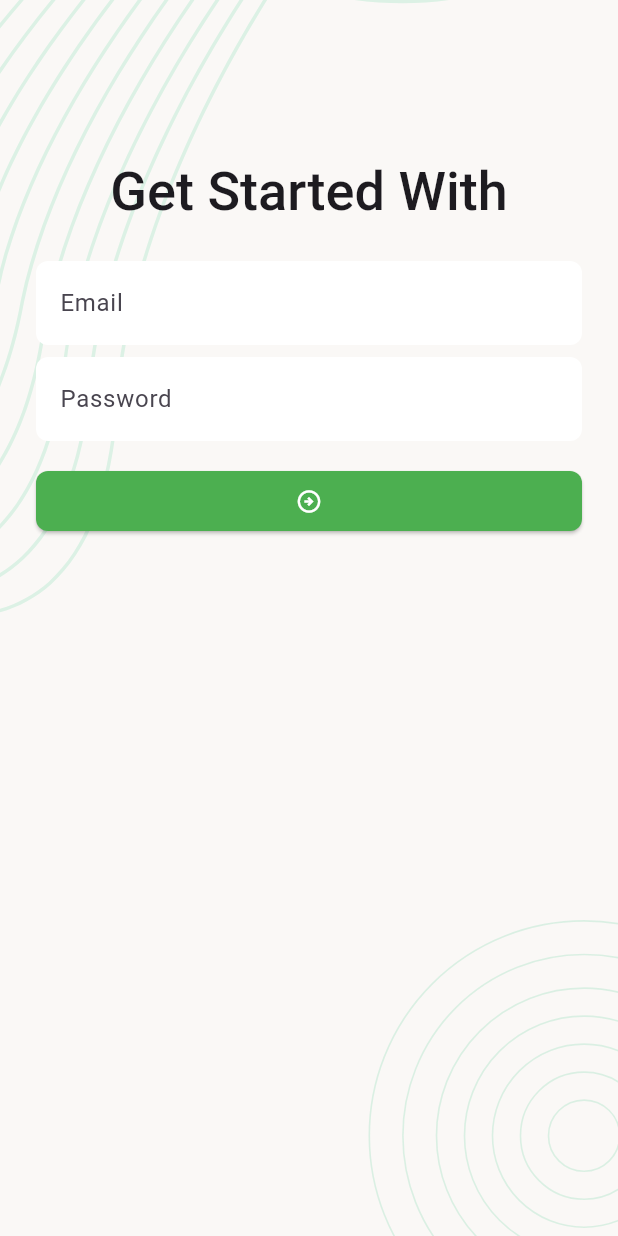
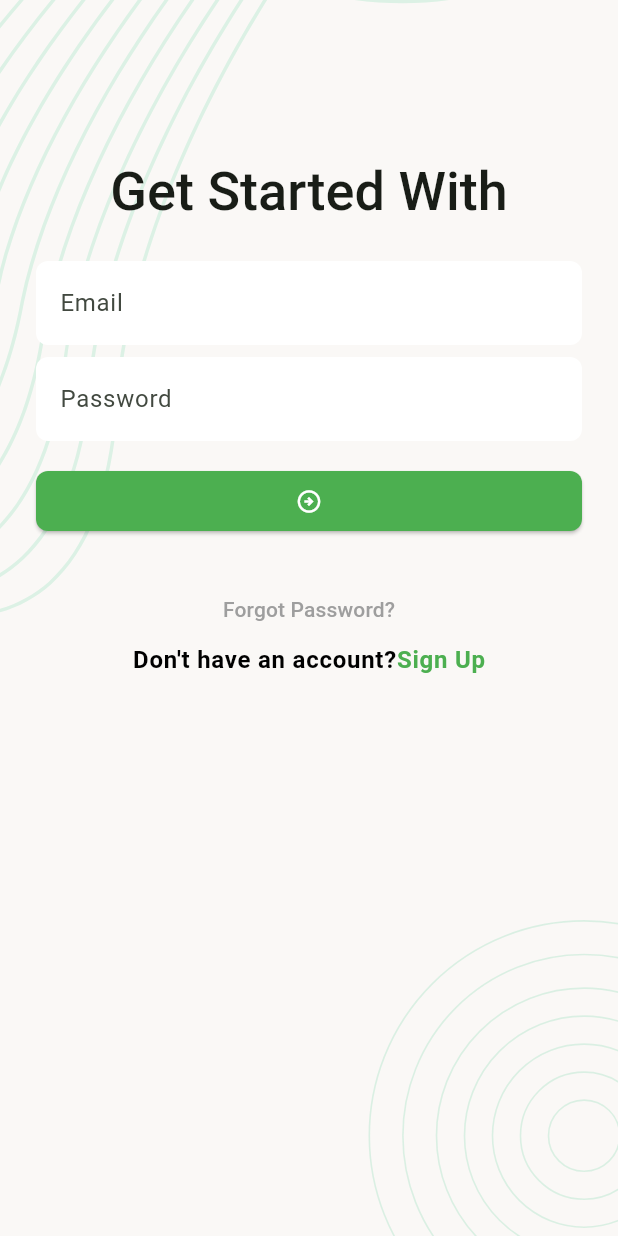
Before and after one commit to MahadiB2B/task-manager-App, a Flutter app: the screen it shows after launch, on a phone screen of 412 x 824 dp. Run offline on Flutter 3.47's test engine with Material 3 defaults, Android fonts, the phone set to English and light mode, and no system bars; our stand-ins replace flutter_svg.

Commit message:
exraact signup screen

```diff
--- a/lib/app.dart
+++ b/lib/app.dart
@@ -15,6 +15,7 @@ class _TaskManagerAppState extends State<TaskManagerApp> {
     return  MaterialApp(
       debugShowCheckedModeBanner: false,
       theme: ThemeData(
+        colorSchemeSeed: AppColors.themeColor,
         textTheme:const  TextTheme(),
         inputDecorationTheme: _inputDecorationTheme(),
         elevatedButtonTheme: _elevatedButtonThemeData(),
--- a/lib/ui/screens/sign_in_screen.dart
+++ b/lib/ui/screens/sign_in_screen.dart
@@ -1,5 +1,6 @@
 import 'package:flutter/cupertino.dart';
 import 'package:flutter/material.dart';
+import 'package:flutter/widgets.dart';
 import 'package:task_manager/ui/widgets/screen_background.dart';
 
 import '../utilis/app_colors.dart';
@@ -17,35 +18,33 @@ class _SignINScreenState extends State<SignINScreen> {
   Widget build(BuildContext context) {
     TextTheme textTheme = Theme.of(context).textTheme;
     return Scaffold(
+
       body: ScreenBackground(
         child: SingleChildScrollView(
           child: Padding(
             padding: const EdgeInsets.all(24),
             child: Column(
+
             children: [
               const SizedBox(height: 82,),
               Text("Get Started With",
                 style: textTheme.displaySmall?.copyWith
                   (fontWeight: FontWeight.w500),),
               const SizedBox(height: 24,),
-              TextFormField(
-                decoration:InputDecoration(
-                hintText: 'Email'
+              _buildSignInForm(),
+              const SizedBox(height:24),
+            Center(
+              child: Column(
+                children: [
+                  TextButton(
+                    onPressed: _onTapForgotPassword,
+                    child: const Text('Forgot Password?',
+              style:TextStyle(color: Colors.grey),),
                   ),
-                ),
-             const SizedBox(height: 8,),
-              TextFormField(
-                decoration: InputDecoration(
-                  hintText: 'Password'
-                ),
+                  _biuldSignUpSection()
+                ],
               ),
-
-              const SizedBox(height: 16),
-
-              ElevatedButton(
-
-                  onPressed: (){},
-                  child: Icon(Icons.arrow_circle_right_outlined))
+            ),
 
             ],
                   ),
@@ -53,4 +52,44 @@ class _SignINScreenState extends State<SignINScreen> {
         ),),
     );
   }
+void _onTapForgotPassword(){
+    //Todo: ON tap Forgot password
 }
+  Widget _biuldSignUpSection() {
+    return RichText(text: const TextSpan(
+                  style: TextStyle(
+                      color:Colors.black,
+                      fontWeight:FontWeight.w600,
+                      fontSize: 16,
+                      letterSpacing:0.5),
+                  text:"Don't have an account?",
+                  children:[TextSpan(text: 'Sign Up',
+                    style:TextStyle(color:AppColors.themeColor),),],
+                ),);
+  }
+
+  Widget _buildSignInForm() {
+    return Column(
+             children:[
+               TextFormField(
+                decoration:const InputDecoration(
+                    hintText: 'Email'
+                ),
+              ),
+              const SizedBox(height: 8,),
+              TextFormField(
+                decoration: const InputDecoration(
+                    hintText: 'Password'
+                ),
+              ),
+              const SizedBox(height: 16),
+              ElevatedButton(
+                  onPressed:_onTapNextButton,
+                  child: const Icon(Icons.arrow_circle_right_outlined)
+              ),]
+ );
+  }
+  void _onTapNextButton(){
+    //Todo: on Tap NextButton
+  }
+}
--- a/lib/ui/screens/splash_screen.dart
+++ b/lib/ui/screens/splash_screen.dart
@@ -30,8 +30,10 @@ void initState(){
   Widget build(BuildContext context) {
     return Scaffold(
       body: ScreenBackground(child:  Center(
+
         child: Column(
           mainAxisAlignment: MainAxisAlignment.center,
+
           children: [
             SvgPicture.asset(AssetsPath.logoSvg,width: 120,),
 
```
Also changed, not shown: lib/ui/widgets/screen_background.dart (line endings or trailing spaces).
